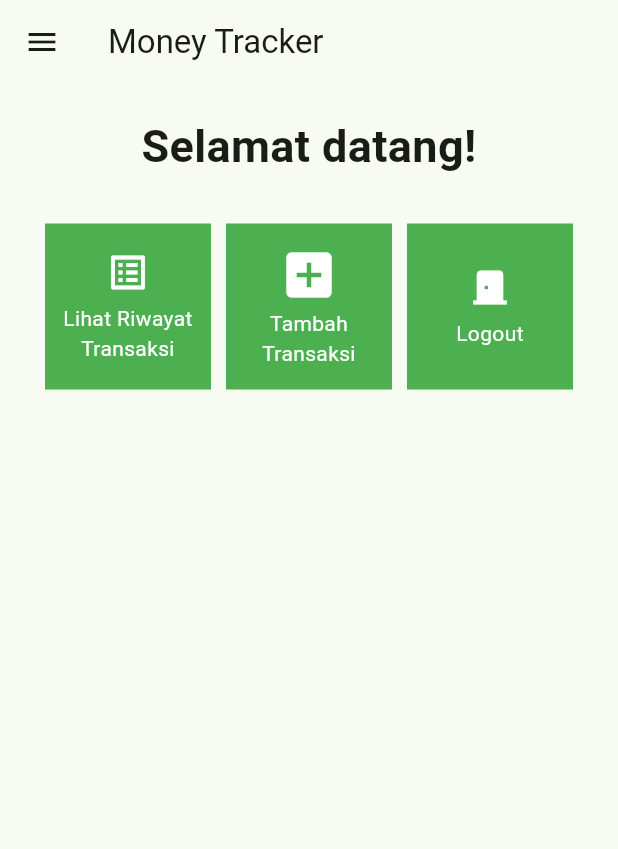
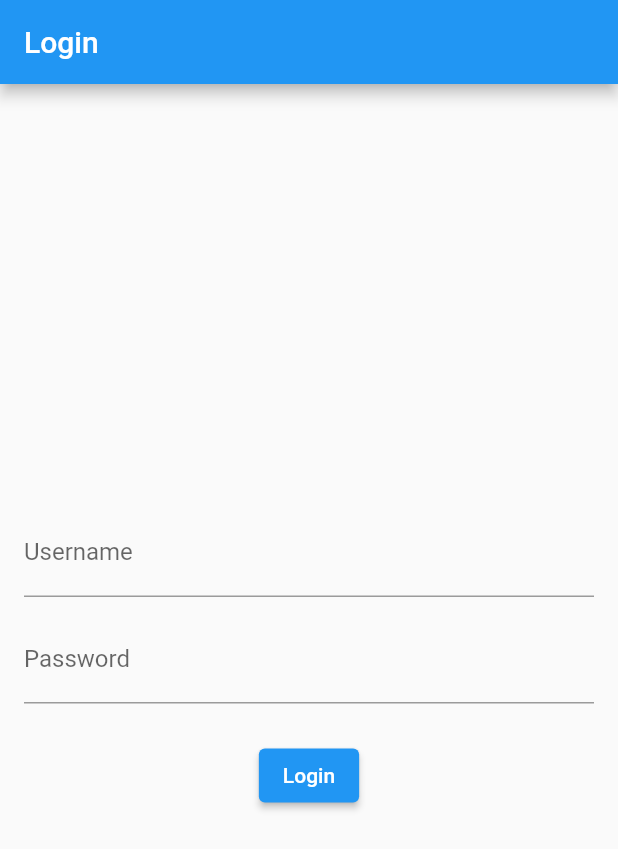
Before and after one commit to newtonty/pbp-flutter-tutorial2, a Flutter app: the screen it shows after launch, on a phone screen of 412 x 824 dp. Shown: the top 849 px of the screen. Run offline on Flutter 3.47's test engine with Material 2 defaults, Android fonts, the phone set to English and light mode, and no system bars; missing offline and left inert: pbp_django_auth.

Commit message:
update tutorial 8

```diff
--- a/lib/main.dart
+++ b/lib/main.dart
@@ -1,38 +1,29 @@
 import 'package:flutter/material.dart';
-import 'package:money_tracker/pages/menu.dart';
+import 'package:pbp_django_auth/pbp_django_auth.dart';
+import 'package:provider/provider.dart';
+import 'pages/login.dart';
 
 void main() {
   runApp(const MyApp());
 }
 
 class MyApp extends StatelessWidget {
-  const MyApp({super.key});
+    const MyApp({Key? key}) : super(key: key);
 
-  // This widget is the root of your application.
     @override
     Widget build(BuildContext context) {
-    return MaterialApp(
-      title: 'Flutter Demo',
+        return Provider(
+            create: (_) {
+                CookieRequest request = CookieRequest();
+                return request;
+            },
+            child: MaterialApp(
+                title: 'Flutter App',
                 theme: ThemeData(
-        // This is the theme of your application.
-        //
-        // TRY THIS: Try running your application with "flutter run". You'll see
-        // the application has a blue toolbar. Then, without quitting the app,
-        // try changing the seedColor in the colorScheme below to Colors.green
-        // and then invoke "hot reload" (save your changes or press the "hot
-        // reload" button in a Flutter-supported IDE, or press "r" if you used
-        // the command line to start the app).
-        //
-        // Notice that the counter didn't reset back to zero; the application
-        // state is not lost during the reload. To reset the state, use hot
-        // restart instead.
-        //
-        // This works for code too, not just values: Most code changes can be
-        // tested with just a hot reload.
-        colorScheme: ColorScheme.fromSeed(seedColor: Colors.green),
-        useMaterial3: true,
+                    primarySwatch: Colors.blue,
                 ),
-      home: const MyHomePage(),
+                home: const LoginPage(),
+            ),
         );
     }
 }
--- /dev/null
+++ b/lib/pages/login.dart
@@ -0,0 +1,112 @@
+import 'package:money_tracker/pages/menu.dart';
+import 'package:flutter/material.dart';
+import 'package:pbp_django_auth/pbp_django_auth.dart';
+import 'package:provider/provider.dart';
+
+void main() {
+    runApp(const LoginApp());
+}
+
+class LoginApp extends StatelessWidget {
+const LoginApp({super.key});
+
+@override
+Widget build(BuildContext context) {
+    return MaterialApp(
+        title: 'Login',
+        theme: ThemeData(
+            primarySwatch: Colors.blue,
+    ),
+    home: const LoginPage(),
+    );
+    }
+}
+
+class LoginPage extends StatefulWidget {
+    const LoginPage({super.key});
+
+    @override
+    _LoginPageState createState() => _LoginPageState();
+}
+
+class _LoginPageState extends State<LoginPage> {
+    final TextEditingController _usernameController = TextEditingController();
+    final TextEditingController _passwordController = TextEditingController();
+
+    @override
+    Widget build(BuildContext context) {
+        final request = context.watch<CookieRequest>();
+        return Scaffold(
+            appBar: AppBar(
+                title: const Text('Login'),
+            ),
+            body: Container(
+                padding: const EdgeInsets.all(16.0),
+                child: Column(
+                    mainAxisAlignment: MainAxisAlignment.center,
+                    children: [
+                        TextField(
+                            controller: _usernameController,
+                            decoration: const InputDecoration(
+                                labelText: 'Username',
+                            ),
+                        ),
+                        const SizedBox(height: 12.0),
+                        TextField(
+                            controller: _passwordController,
+                            decoration: const InputDecoration(
+                                labelText: 'Password',
+                            ),
+                            obscureText: true,
+                        ),
+                        const SizedBox(height: 24.0),
+                        ElevatedButton(
+                            onPressed: () async {
+                                String username = _usernameController.text;
+                                String password = _passwordController.text;
+
+                                // Cek kredensial
+                                // TODO: Ganti URL dan jangan lupa tambahkan trailing slash (/) di akhir URL!
+                                final response = await request.login("https://<APP_URL_KAMU>/auth/login/", {
+                                'username': username,
+                                'password': password,
+                                });
+
+                                if (request.loggedIn) {
+                                    String message = response['message'];
+                                    String uname = response['username'];
+                                    Navigator.pushReplacement(
+                                        context,
+                                        MaterialPageRoute(builder: (context) => const MyHomePage()),
+                                    );
+                                    ScaffoldMessenger.of(context)
+                                        ..hideCurrentSnackBar()
+                                        ..showSnackBar(
+                                            SnackBar(content: Text("$message Selamat datang, $uname.")));
+                                    } else {
+                                    showDialog(
+                                        context: context,
+                                        builder: (context) => AlertDialog(
+                                            title: const Text('Login Gagal'),
+                                            content:
+                                                Text(response['message']),
+                                            actions: [
+                                                TextButton(
+                                                    child: const Text('OK'),
+                                                    onPressed: () {
+                                                        Navigator.pop(context);
+                                                    },
+                                                ),
+                                            ],
+                                        ),
+                                    );
+                                }
+                            },
+                            child: const Text('Login'),
+                        ),
+                    ],
+                ),
+            ),
+        );
+    }
+}
--- a/pubspec.yaml
+++ b/pubspec.yaml
@@ -31,10 +31,12 @@ dependencies:
   flutter:
     sdk: flutter
 
-
   # The following adds the Cupertino Icons font to your application.
   # Use with the CupertinoIcons class for iOS style icons.
   cupertino_icons: ^1.0.2
+  pbp_django_auth: ^0.3.1
+  provider: ^6.0.5
+  http: ^0.13.6
 
 dev_dependencies:
   flutter_test:
```
Also changed, not shown: lib/model/transaction_record.dart (added, +77 -0 lines), lib/pages/form.dart (+33 -29 lines), lib/pages/menu.dart (+22 -7 lines), lib/pages/transaction.dart (added, +105 -0 lines), lib/pages/transaction_record.dart (added, +65 -0 lines), lib/widgets/drawer.dart (+12 -1 lines), pubspec.lock, 2 other files. Lines whose indentation alone changed are shown as unchanged.
